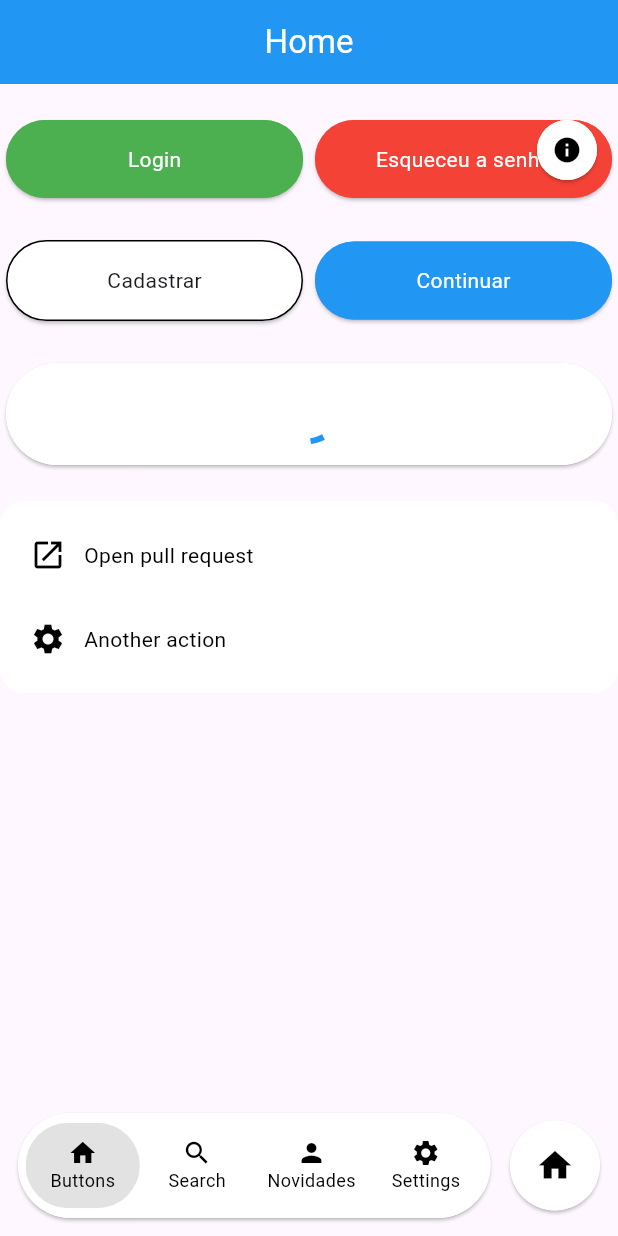
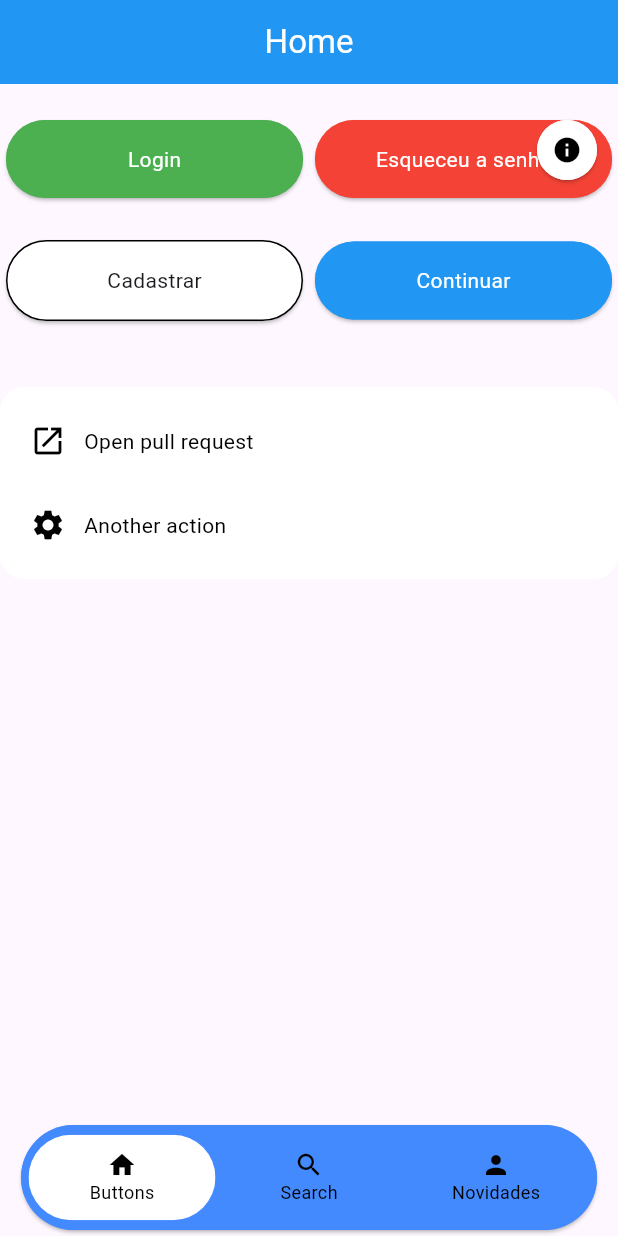
Before and after one commit to andrelucassvt/as-design-system, a Flutter app: the screen it shows after launch, on a phone screen of 412 x 824 dp. Run offline on Flutter 3.47's test engine with Material 3 defaults, Android fonts, the phone set to English and light mode, and no system bars.

Commit message:
mudancas na nav-bar

```diff
--- a/example/lib/main.dart
+++ b/example/lib/main.dart
@@ -83,12 +83,10 @@ class _MyHomePageState extends State<MyHomePage> {
               alignment: Alignment.bottomCenter,
               child: AsNavbar(
                 key: Key('navbar $_selectedIndex'),
+                backgroundColor: Colors.blueAccent,
+                colorSelected: Colors.white,
                 indexSelected: _selectedIndex,
                 scrollController: _scrollControllers[_selectedIndex],
-                floatingIconRight: AsNavIcon(
-                  icon: Icon(Icons.home),
-                  onTap: () {},
-                ),
                 navIcons: [
                   AsNavIcon(
                     title: 'Buttons',
@@ -117,15 +115,15 @@ class _MyHomePageState extends State<MyHomePage> {
                       });
                     },
                   ),
-                  AsNavIcon(
-                    title: 'Settings',
-                    icon: Icon(Icons.settings),
-                    onTap: () {
-                      setState(() {
-                        _selectedIndex = 3;
-                      });
-                    },
-                  ),
+                  // AsNavIcon(
+                  //   title: 'Settings',
+                  //   icon: Icon(Icons.settings),
+                  //   onTap: () {
+                  //     setState(() {
+                  //       _selectedIndex = 3;
+                  //     });
+                  //   },
+                  // ),
                 ],
               ),
             ),
--- a/example/lib/pages/buttons_page.dart
+++ b/example/lib/pages/buttons_page.dart
@@ -62,10 +62,10 @@ class _ButtonsPageState extends State<ButtonsPage> {
           ],
         ),
         const SizedBox(height: 20),
-        AsButton(
-          onPressed: () {},
-          child: CircularProgressIndicator(color: Colors.blue),
-        ),
+        // AsButton(
+        //   onPressed: () {},
+        //   child: CircularProgressIndicator(color: Colors.blue),
+        // ),
         const SizedBox(height: 20),
         AsMenuButtons(
           items: [
--- a/lib/navbar/as_navbar.dart
+++ b/lib/navbar/as_navbar.dart
@@ -13,6 +13,9 @@ class AsNavbar extends StatefulWidget {
     this.colorSelected,
     this.scrollController,
     this.enableBorder = false,
+    this.padding,
+    this.backgroundColor,
+    this.colorItemSelected,
   });
   final List<AsNavIcon> navIcons;
   final AsNavIcon? floatingIconRight;
@@ -20,6 +23,9 @@ class AsNavbar extends StatefulWidget {
   final Color? colorSelected;
   final ScrollController? scrollController;
   final bool enableBorder;
+  final EdgeInsetsGeometry? padding;
+  final Color? backgroundColor;
+  final Color? colorItemSelected;
 
   @override
   State<AsNavbar> createState() => _AsNavbarState();
@@ -57,7 +63,7 @@ class _AsNavbarState extends State<AsNavbar> {
   @override
   Widget build(BuildContext context) {
     return Padding(
-      padding: const EdgeInsets.all(8.0),
+      padding: widget.padding ?? const EdgeInsets.symmetric(horizontal: 10),
       child: AnimatedSwitcher(
         duration: Duration(milliseconds: 500),
         switchInCurve: Curves.easeInCubic,
@@ -75,6 +81,7 @@ class _AsNavbarState extends State<AsNavbar> {
             ? InkWell(
                 splashColor: Colors.transparent,
                 highlightColor: Colors.transparent,
+
                 onTap: () {
                   setState(() {
                     isScroll = false;
@@ -89,6 +96,7 @@ class _AsNavbarState extends State<AsNavbar> {
                     children: [
                       AsBaseContainer(
                         shape: BoxShape.circle,
+                        color: widget.backgroundColor,
                         enableBorder: widget.enableBorder,
                         elevation: 1,
                         width: 50,
@@ -106,12 +114,14 @@ class _AsNavbarState extends State<AsNavbar> {
             : Row(
                 key: const ValueKey('navbar'),
                 crossAxisAlignment: CrossAxisAlignment.center,
+                mainAxisSize: MainAxisSize.min,
                 children: [
                   Expanded(
                     child: AsBaseContainer(
                       padding: const EdgeInsets.all(5),
                       enableBorder: widget.enableBorder,
                       elevation: 1,
+                      color: widget.backgroundColor,
                       constraints: BoxConstraints(maxHeight: 70, minHeight: 70),
                       child: Row(
                         mainAxisAlignment: MainAxisAlignment.spaceEvenly,
@@ -135,7 +145,10 @@ class _AsNavbarState extends State<AsNavbar> {
                                     ? widget.colorSelected ??
                                           Colors.grey.withValues(alpha: .3)
                                     : Colors.transparent,
-                                child: _onTapIcon(item.value),
+                                child: _onTapIcon(
+                                  item.value,
+                                  isSelected: isSelected,
+                                ),
                               ),
                             ),
                           );
@@ -154,6 +167,7 @@ class _AsNavbarState extends State<AsNavbar> {
                         width: 60,
                         height: 60,
                         elevation: 1,
+                        color: widget.backgroundColor,
                         enableBorder: widget.enableBorder,
                         child: _onTapIcon(widget.floatingIconRight!),
                       ),
@@ -165,29 +179,33 @@ class _AsNavbarState extends State<AsNavbar> {
     );
   }
 
-  Widget _iconBase(AsNavIcon item, {double? size}) {
+  Widget _iconBase(AsNavIcon item, {double? size, bool isSelected = false}) {
     return IconTheme(
       data: IconThemeData(
-        color: AsColorBase.iconColor(context),
+        color: isSelected
+            ? widget.colorItemSelected ?? AsColorBase.iconColor(context)
+            : AsColorBase.iconColor(context),
         size: size ?? (item.title != null ? 20 : 26),
       ),
       child: item.icon,
     );
   }
 
-  Widget _onTapIcon(AsNavIcon item) {
+  Widget _onTapIcon(AsNavIcon item, {bool isSelected = false}) {
     return Column(
       mainAxisSize: MainAxisSize.min,
       mainAxisAlignment: MainAxisAlignment.center,
       children: [
-        _iconBase(item),
+        _iconBase(item, isSelected: isSelected),
         if (item.title != null)
           Text(
             item.title!,
             maxLines: 1,
             overflow: TextOverflow.ellipsis,
             style: TextStyle(
-              color: AsColorBase.textColor(context),
+              color: isSelected
+                  ? widget.colorItemSelected ?? AsColorBase.textColor(context)
+                  : AsColorBase.textColor(context),
               fontSize: 12,
             ),
           ),
```
